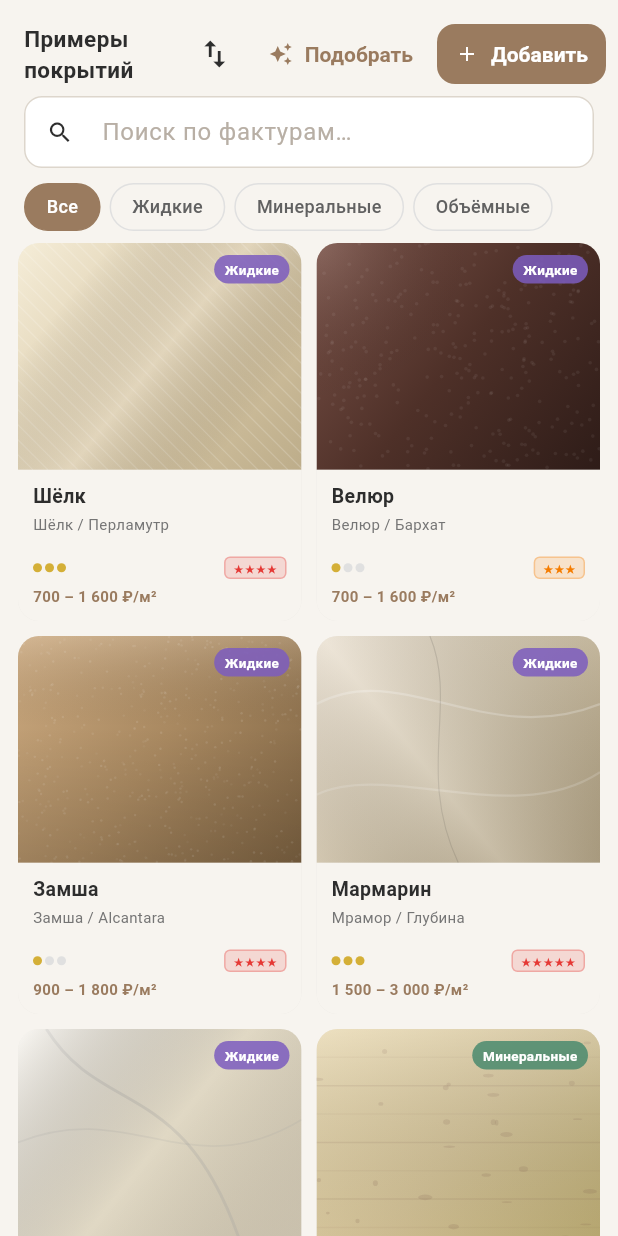
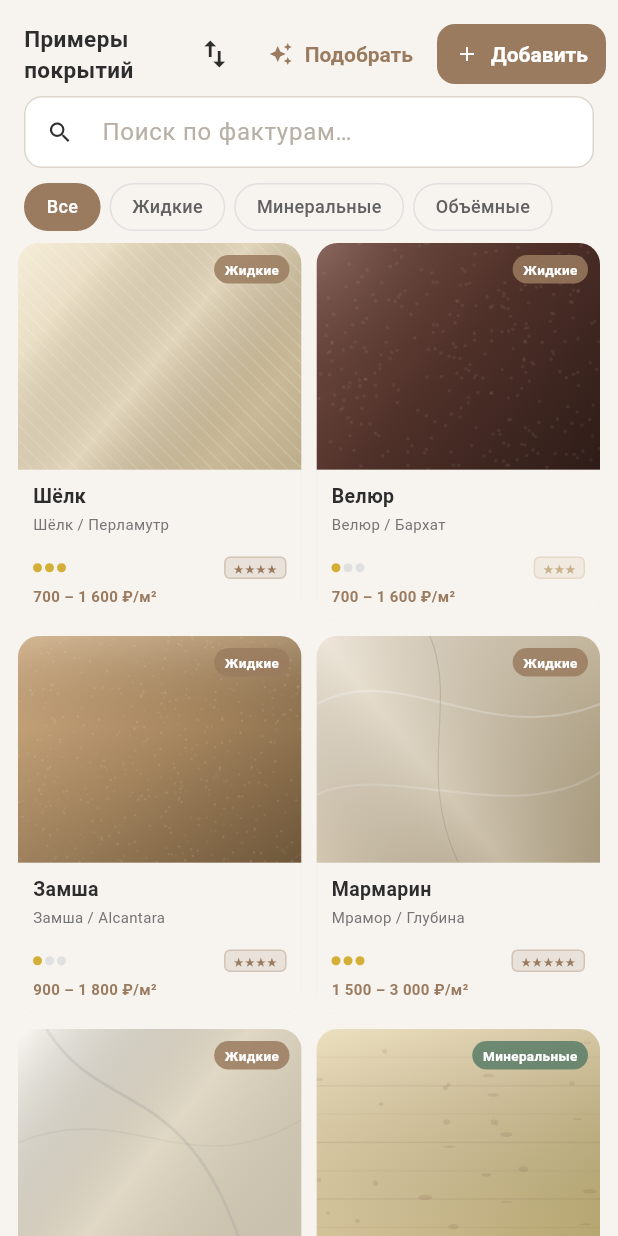
Before and after one commit to mikushi2222-droid/Decorator, a Flutter app: the SamplesScreen widget shown alone on an empty page, opened directly, on a phone screen of 412 x 824 dp. Run offline on Flutter 3.47's test engine with Material 3 defaults, Android fonts, the phone set to English and light mode, and no system bars; our stand-ins replace image_picker, pdf, printing, sqflite, sqflite_common_ffi; accounts and stored records are empty.

Commit message:
Fix colors: brand palette for badges/difficulty, Scaffold for push routes
- SamplesScreen: TextureGroup badge colors purple/green/orange → kBronze/sage/kGold;
  difficulty star colors green/orange/red → brand palette (sage/gold/bronze);
  explicit kGraphite on product name text to prevent theme inheritance issues
- CalculatorScreen: wrap in Scaffold+AppBar so content sits below status bar
  and DefaultTextStyle is properly inherited; info card text color kGraphite +
  TextDecoration.none to eliminate OS link-detection underlining
- HomeScreen _MoreSheet: CalculatorScreen, SamplesScreen, SettingsScreen are now
  pushed via WidgetBuilder so each gets a proper Scaffold (background + AppBar +
  safe area) when opened as a full-screen route; _MoreItem icon colors updated
  to brand palette (kBronze, kGold)

https://claude.ai/code/session_017qVpWCLsPYkNXg4UEfnhKt

```diff
--- a/mobile/lib/screens/samples_screen.dart
+++ b/mobile/lib/screens/samples_screen.dart
@@ -24,9 +24,9 @@ extension TextureGroupX on TextureGroup {
 
   Color get color {
     switch (this) {
-      case TextureGroup.liquid:  return const Color(0xFF7C5CBF);
-      case TextureGroup.mineral: return const Color(0xFF4A8A6E);
-      case TextureGroup.volume:  return const Color(0xFFC47B2B);
+      case TextureGroup.liquid:  return kBronze;
+      case TextureGroup.mineral: return const Color(0xFF5A7D68);
+      case TextureGroup.volume:  return kGold;
     }
   }
 }
@@ -420,12 +420,12 @@ class _SamplesScreenState extends State<SamplesScreen> {
           child: Row(children: [
             const Expanded(
               child: Text('Примеры покрытий',
-                  style: TextStyle(fontWeight: FontWeight.bold, fontSize: 15)),
+                  style: TextStyle(fontWeight: FontWeight.bold, fontSize: 15, color: kGraphite)),
             ),
             IconButton(
               tooltip: _sortMode ? 'Готово' : 'Сортировать',
               icon: Icon(_sortMode ? Icons.check_circle_outline : Icons.swap_vert,
-                  color: _sortMode ? Colors.green : null),
+                  color: _sortMode ? const Color(0xFF5A7D68) : null),
               onPressed: () => setState(() => _sortMode = !_sortMode),
             ),
             TextButton.icon(
@@ -551,7 +551,7 @@ class _SamplesScreenState extends State<SamplesScreen> {
                 ),
               ),
               title: Text(s.name,
-                  style: const TextStyle(fontWeight: FontWeight.w600, fontSize: 13)),
+                  style: const TextStyle(fontWeight: FontWeight.w600, fontSize: 13, color: kGraphite)),
               subtitle: Text(s.effect,
                   style: TextStyle(fontSize: 11, color: Colors.grey.shade600)),
               trailing: const Icon(Icons.drag_handle, color: Colors.grey),
@@ -640,7 +640,7 @@ class _SampleCard extends StatelessWidget {
                     crossAxisAlignment: CrossAxisAlignment.start,
                     children: [
                       Text(sample.name,
-                          style: const TextStyle(fontWeight: FontWeight.bold, fontSize: 13),
+                          style: const TextStyle(fontWeight: FontWeight.bold, fontSize: 13, color: kGraphite),
                           maxLines: 1,
                           overflow: TextOverflow.ellipsis),
                       const SizedBox(height: 2),
@@ -692,9 +692,9 @@ class _SampleCard extends StatelessWidget {
       );
 
   Color _diffColor(int d) {
-    if (d <= 2) return Colors.green.shade600;
-    if (d == 3) return Colors.orange.shade700;
-    return Colors.red.shade600;
+    if (d <= 2) return const Color(0xFF5A7D68);
+    if (d == 3) return kGold;
+    return kBronze;
   }
 }
 
```
Also changed, not shown: mobile/lib/screens/calculator_screen.dart (+6 -2 lines), mobile/lib/screens/home_screen.dart (+20 -9 lines).
